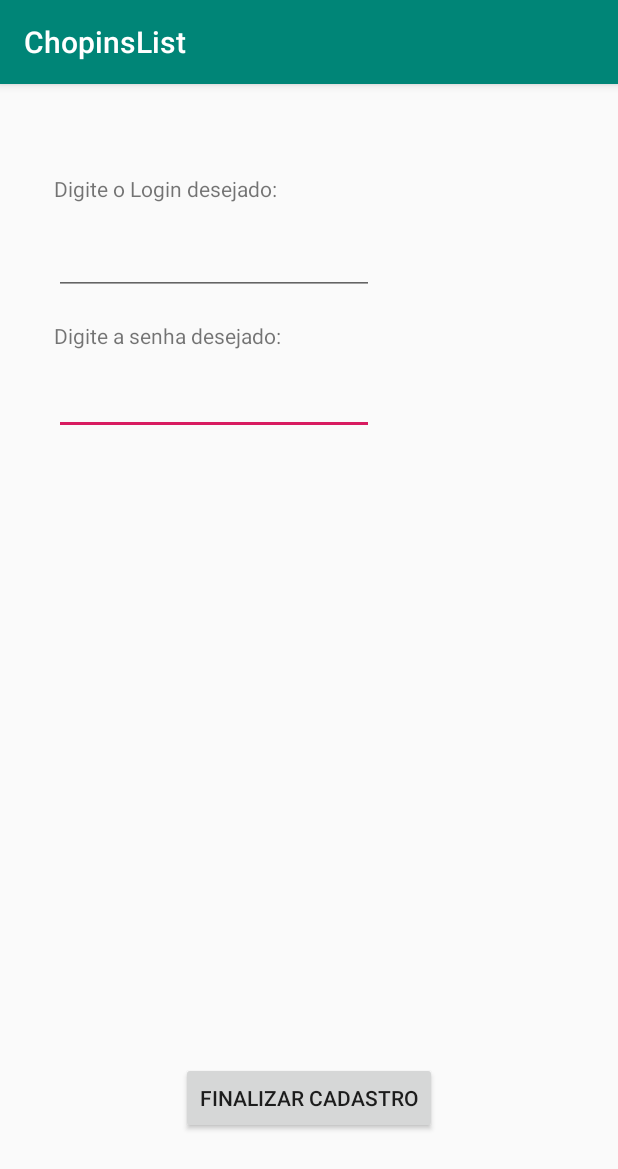
After one commit to ThomDumont/Projeto-ChopinList, an Android app: the CadastrarActivity screen opened directly, with no data from a screen before it, on a phone screen of 412 x 824 dp. The commit adds this screen. Shown: the top 1169 px of the screen. Run offline under Robolectric (Android 15) with nearby library versions, the phone set to English and light mode, and no system bars.

Commit message:
Tela de cadastro

```diff
--- a/appChopinsList/app/src/main/AndroidManifest.xml
+++ b/appChopinsList/app/src/main/AndroidManifest.xml
@@ -16,6 +16,7 @@
                 <category android:name="android.intent.category.LAUNCHER" />
             </intent-filter>
         </activity>
+        <activity android:name=".CadastrarActivity"></activity>
     </application>
 
 </manifest>
--- /dev/null
+++ b/appChopinsList/app/src/main/java/app/chopinslist/CadastrarActivity.java
@@ -0,0 +1,13 @@
+package app.chopinslist;
+
+import android.support.v7.app.AppCompatActivity;
+import android.os.Bundle;
+
+public class CadastrarActivity extends AppCompatActivity {
+
+    @Override
+    protected void onCreate(Bundle savedInstanceState) {
+        super.onCreate(savedInstanceState);
+        setContentView(R.layout.activity_cadastrar);
+    }
+}
--- /dev/null
+++ b/appChopinsList/app/src/main/res/layout/activity_cadastrar.xml
@@ -0,0 +1,60 @@
+<?xml version="1.0" encoding="utf-8"?>
+<android.support.constraint.ConstraintLayout xmlns:android="http://schemas.android.com/apk/res/android"
+    xmlns:app="http://schemas.android.com/apk/res-auto"
+    xmlns:tools="http://schemas.android.com/tools"
+    android:layout_width="match_parent"
+    android:layout_height="match_parent"
+    tools:context=".CadastrarActivity">
+
+    <TextView
+        android:id="@+id/textView3"
+        android:layout_width="wrap_content"
+        android:layout_height="wrap_content"
+        android:layout_marginStart="36dp"
+        android:layout_marginLeft="36dp"
+        android:layout_marginTop="60dp"
+        android:text="@string/txt_clogin"
+        app:layout_constraintStart_toStartOf="parent"
+        app:layout_constraintTop_toTopOf="parent" />
+
+    <EditText
+        android:id="@+id/editText"
+        android:layout_width="wrap_content"
+        android:layout_height="wrap_content"
+        android:layout_marginTop="11dp"
+        android:ems="10"
+        android:inputType="textPassword"
+        app:layout_constraintStart_toStartOf="@+id/textView7"
+        app:layout_constraintTop_toBottomOf="@+id/textView7" />
+
+    <TextView
+        android:id="@+id/textView7"
+        android:layout_width="wrap_content"
+        android:layout_height="wrap_content"
+        android:layout_marginTop="17dp"
+        android:text="@string/txt_csenha"
+        app:layout_constraintStart_toStartOf="@+id/editText2"
+        app:layout_constraintTop_toBottomOf="@+id/editText2" />
+
+    <EditText
+        android:id="@+id/editText2"
+        android:layout_width="wrap_content"
+        android:layout_height="wrap_content"
+        android:layout_marginTop="16dp"
+        android:ems="10"
+        android:inputType="textPersonName"
+        android:text=""
+        app:layout_constraintStart_toStartOf="@+id/textView3"
+        app:layout_constraintTop_toBottomOf="@+id/textView3" />
+
+    <Button
+        android:id="@+id/button"
+        android:layout_width="wrap_content"
+        android:layout_height="wrap_content"
+        android:layout_marginBottom="68dp"
+        android:text="@string/txt_criarC"
+        app:layout_constraintBottom_toBottomOf="parent"
+        app:layout_constraintEnd_toEndOf="parent"
+        app:layout_constraintStart_toStartOf="parent" />
+
+</android.support.constraint.ConstraintLayout>
--- a/appChopinsList/app/src/main/res/values/strings.xml
+++ b/appChopinsList/app/src/main/res/values/strings.xml
@@ -1,7 +1,10 @@
 <resources>
-    <string name="app_name">Chopin's List</string>
+    <string name="app_name">ChopinsList</string>
     <string name="txt_login">Login</string>
     <string name="txt_senha">Senha</string>
     <string name="btn_logar">Entrar</string>
     <string name="btn_cadas">Cadastrar</string>
+    <string name="txt_clogin">Digite o Login desejado:</string>
+    <string name="txt_csenha">Digite a senha desejado:</string>
+    <string name="txt_criarC">Finalizar Cadastro</string>
 </resources>
```
